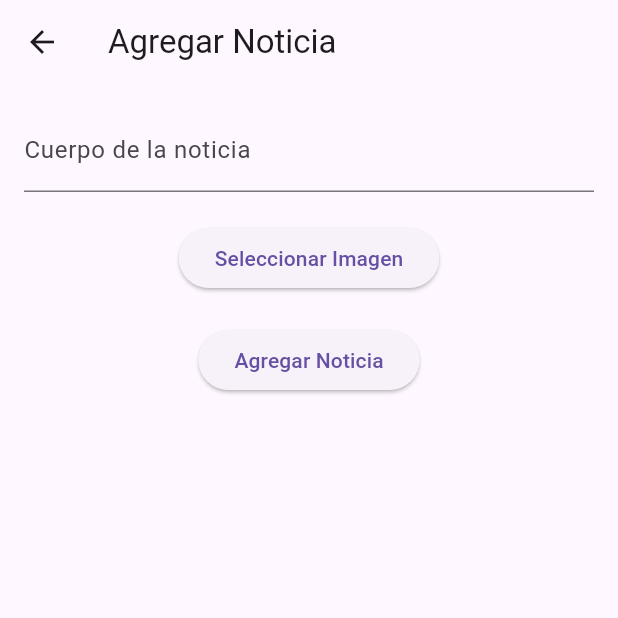
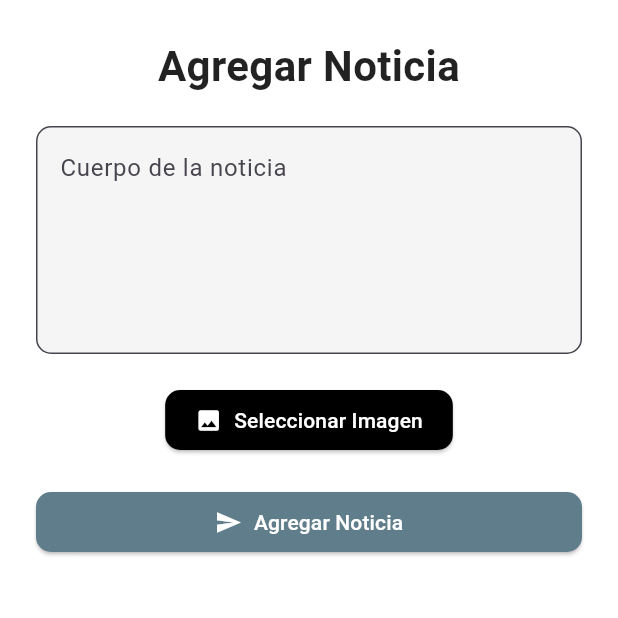
Before and after one commit to Joapava/Proyecto_BAZAPP, a Flutter app: the agregar_noticia screen opened directly, on a phone screen of 412 x 824 dp, the top half of it. Run offline on Flutter 3.47's test engine with Material 3 defaults, Android fonts, the phone set to English and light mode, and no system bars; our stand-ins replace bloc, cloud_firestore, email_validator, equatable, firebase_auth, firebase_core and 7 more; missing offline and left inert: flutter_facebook_auth; accounts and stored records are empty.

Commit message:
Se cambio el diseño del formulario agregar noticia

```diff
--- a/prueba/lib/components/agregar_noticia.dart
+++ b/prueba/lib/components/agregar_noticia.dart
@@ -72,19 +72,37 @@ class _agregar_noticiaState extends State<agregar_noticia> {
   Widget build(BuildContext context) {
     return SafeArea(
       child: Scaffold(
-        appBar: AppBar(
-          title: const Text('Agregar Noticia'),
-        ),
-        body: Padding(
-          padding: const EdgeInsets.all(16.0),
+        backgroundColor: Colors.white,
+        body: SingleChildScrollView(
+          child: Padding(
+            padding: const EdgeInsets.all(24.0),
             child: Form(
               key: _formKey,
               child: Column(
+                crossAxisAlignment: CrossAxisAlignment.stretch,
                 children: [
-
+                  Text(
+                    'Agregar Noticia',
+                    textAlign: TextAlign.center,
+                    style: TextStyle(
+                      fontSize: 28,
+                      fontWeight: FontWeight.bold,
+                      color: Colors.black87,
+                    ),
+                  ),
+                  const SizedBox(height: 20),
                   TextFormField(
                     controller: _cuerpoController,
-                  decoration: const InputDecoration(labelText: 'Cuerpo de la noticia'),
+                    maxLines: 5,
+                    decoration: InputDecoration(
+                      labelText: 'Cuerpo de la noticia',
+                      alignLabelWithHint: true,
+                      border: OutlineInputBorder(
+                        borderRadius: BorderRadius.circular(10),
+                      ),
+                      filled: true,
+                      fillColor: Colors.grey[100],
+                    ),
                     validator: (value) {
                       if (value == null || value.isEmpty) {
                         return 'Por favor ingrese el cuerpo de la noticia';
@@ -93,17 +111,45 @@ class _agregar_noticiaState extends State<agregar_noticia> {
                     },
                   ),
                   const SizedBox(height: 20),
-                _imagenUrlNoticia == null
-                    ? ElevatedButton(
+                  Center(
+                    child: _imagenUrlNoticia == null
+                        ? ElevatedButton.icon(
                             onPressed: _pickImage,
-                        child: const Text('Seleccionar Imagen'))
-                    : Image.network(_imagenUrlNoticia!),
+                            icon: Icon(Icons.image, color: Colors.white),
+                            label: Text('Seleccionar Imagen', style: TextStyle(color: Colors.white)),
+                            style: ElevatedButton.styleFrom(
+                              backgroundColor: Colors.black,
+                              shape: RoundedRectangleBorder(
+                                borderRadius: BorderRadius.circular(10),
+                              ),
+                              padding: EdgeInsets.symmetric(horizontal: 20, vertical: 10),
+                            ),
+                          )
+                        : ClipRRect(
+                            borderRadius: BorderRadius.circular(10),
+                            child: Image.network(
+                              _imagenUrlNoticia!,
+                              height: 200,
+                              width: double.infinity,
+                              fit: BoxFit.cover,
+                            ),
+                          ),
+                  ),
                   const SizedBox(height: 20),
-                ElevatedButton(
+                  ElevatedButton.icon(
                     onPressed: _submitForm,
-                  child: const Text('Agregar Noticia'),
+                    icon: Icon(Icons.send, color: Colors.white),
+                    label: Text('Agregar Noticia', style: TextStyle(color: Colors.white)),
+                    style: ElevatedButton.styleFrom(
+                      backgroundColor: Colors.blueGrey,
+                      shape: RoundedRectangleBorder(
+                        borderRadius: BorderRadius.circular(10),
+                      ),
+                      padding: EdgeInsets.symmetric(horizontal: 20, vertical: 10),
+                    ),
                   ),
                 ],
+              ),
             ),
           ),
         ),
```
Lines whose indentation alone changed are shown as unchanged.
